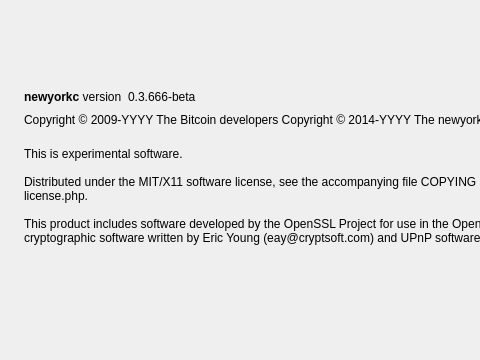
This is src/qt/forms/aboutdialog.ui in heodol/NewyorkCoin as Qt 5 draws it before an edit; both pictures show x 0 to 480 and y 0 to 360 of the 740 by 360 pixel window. The edited form follows.
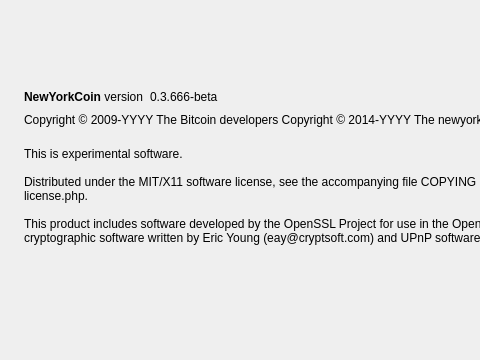
This is the edited form. Icons and pictures are not drawn.

```diff
--- a/src/qt/forms/aboutdialog.ui
+++ b/src/qt/forms/aboutdialog.ui
@@ -50,7 +50,7 @@
           <cursorShape>IBeamCursor</cursorShape>
          </property>
          <property name="text">
-          <string>&lt;b&gt;newyorkc&lt;/b&gt; version</string>
+          <string>&lt;html&gt;&lt;head/&gt;&lt;body&gt;&lt;p&gt;&lt;span style=&quot; font-weight:600;&quot;&gt;NewYorkCoin&lt;/span&gt; version&lt;/p&gt;&lt;/body&gt;&lt;/html&gt;</string>
          </property>
          <property name="textInteractionFlags">
           <set>Qt::LinksAccessibleByMouse|Qt::TextSelectableByKeyboard|Qt::TextSelectableByMouse</set>
```
